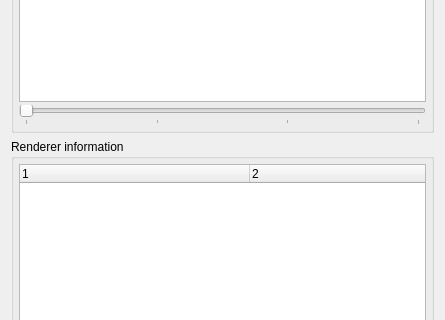
First picture: the form in inspector/coffeerendererinspector.ui, repository hbirchtree/coffeecutie, before the edit; both pictures show x 0 to 445 and y 142 to 462 of the 445 by 621 pixel window.
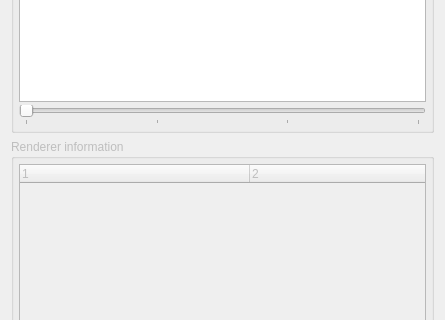
Second picture: the form after the edit.

Patch:
```diff
--- a/inspector/coffeerendererinspector.ui
+++ b/inspector/coffeerendererinspector.ui
@@ -68,6 +68,9 @@
    </item>
    <item>
     <widget class="QGroupBox" name="groupBox_2">
+     <property name="enabled">
+      <bool>false</bool>
+     </property>
      <property name="title">
       <string>Renderer information</string>
      </property>
```
